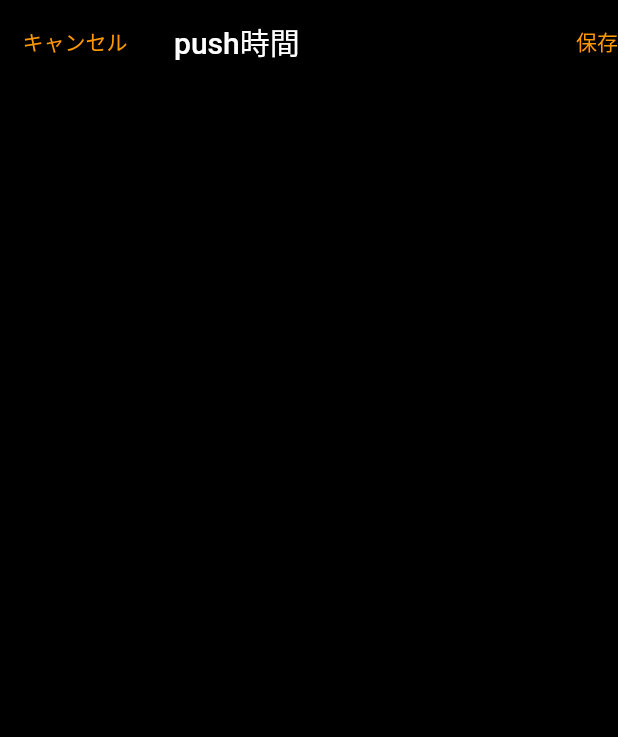
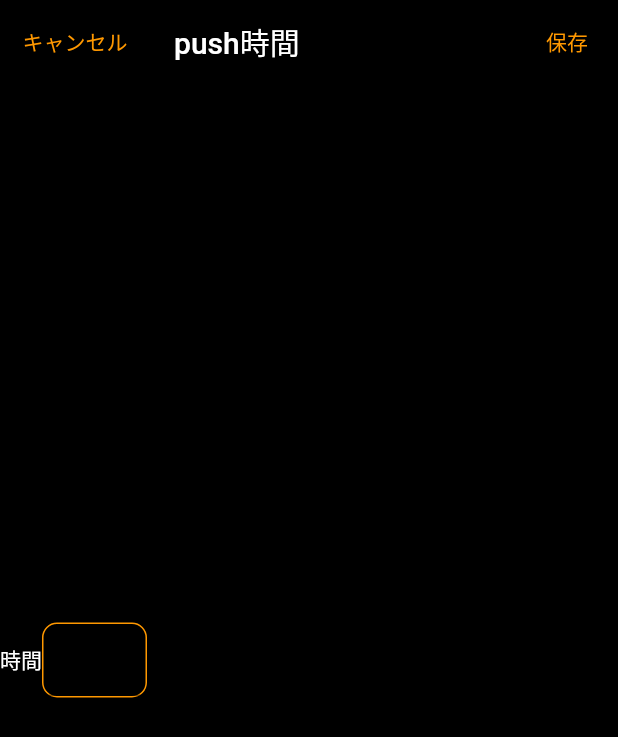
Before and after one commit to hashimo000/famous_quote_app, a Flutter app: the AddEditAlarmPage screen opened directly, on a phone screen of 412 x 824 dp. Shown: the top 737 px of the screen. Run offline on Flutter 3.47's test engine with Material 2 defaults, Android fonts, the phone set to English and light mode, and no system bars; our stand-ins replace flutter_local_notifications, flutter_slidable.

Commit message:
時間の入力

```diff
--- a/lib/pages/add_edit_alarm_page.dart
+++ b/lib/pages/add_edit_alarm_page.dart
@@ -24,8 +24,9 @@ class _AddEditAlarmPageState extends State<AddEditAlarmPage> {
         }
         ),
         actions: [
-          GestureDetector(//onTapが使えるように
+          GestureDetector(//onTapが使えるよう
           child:Container(
+            padding: EdgeInsets.only(right: 20),
             alignment: Alignment.center,
             child: const Text("保存",style: TextStyle(color:Colors.orange),),
           ),
@@ -43,6 +44,20 @@ class _AddEditAlarmPageState extends State<AddEditAlarmPage> {
       body: Container(
         height: double.infinity,
         color: Colors.black,
+        child: Row(
+          children: [
+            const Text("時間",style: TextStyle(color: Colors.white),),
+            Container(
+              width: 70,
+              decoration: BoxDecoration(
+                border: Border.all(color: Colors.orange),
+                borderRadius: BorderRadius.circular(10),
+
+              ),
+              child: const TextField(),
+            )
+          ],
+        ),
       ),
     );
   }
```
